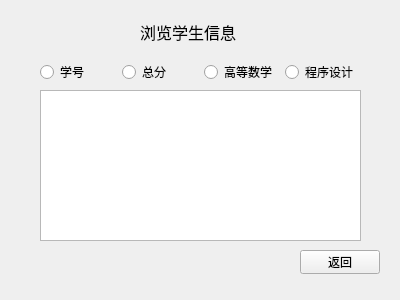
NogiNonoka/StudentStatusManagementSystem, file SSMS/browser_widget.ui: the form before one commit.
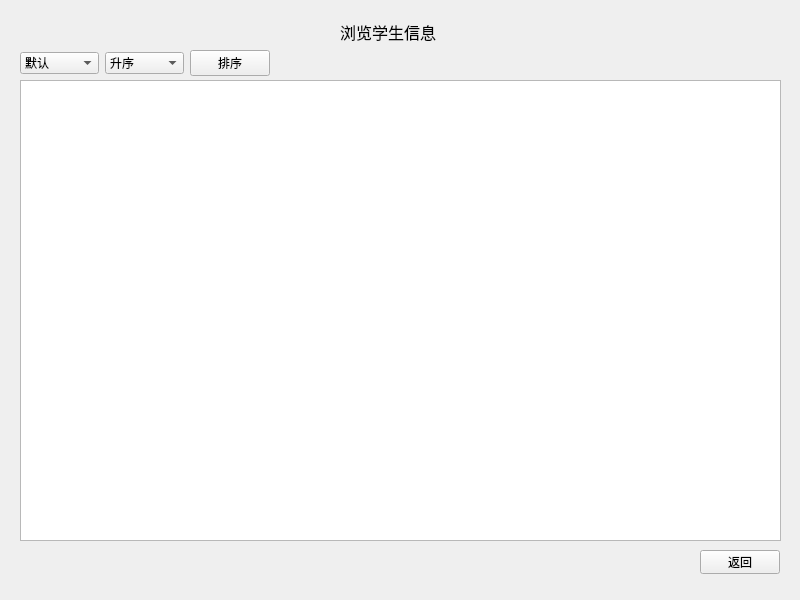
The form after the commit.

Commit message: Update New Module Browser && Course

Patch:
```diff
--- a/SSMS/browser_widget.ui
+++ b/SSMS/browser_widget.ui
@@ -6,8 +6,8 @@
    <rect>
     <x>0</x>
     <y>0</y>
-    <width>400</width>
-    <height>300</height>
+    <width>800</width>
+    <height>600</height>
    </rect>
   </property>
   <property name="windowTitle">
@@ -16,8 +16,8 @@
   <widget class="QPushButton" name="returnButton">
    <property name="geometry">
     <rect>
-     <x>300</x>
-     <y>250</y>
+     <x>700</x>
+     <y>550</y>
      <width>80</width>
      <height>24</height>
     </rect>
@@ -26,61 +26,10 @@
     <string>返回</string>
    </property>
   </widget>
-  <widget class="QWidget" name="">
-   <property name="geometry">
-    <rect>
-     <x>40</x>
-     <y>60</y>
-     <width>321</width>
-     <height>181</height>
-    </rect>
-   </property>
-   <layout class="QHBoxLayout" name="horizontalLayout_2">
-    <item>
-     <layout class="QVBoxLayout" name="verticalLayout">
-      <item>
-       <layout class="QHBoxLayout" name="horizontalLayout">
-        <item>
-         <widget class="QRadioButton" name="idRadio">
-          <property name="text">
-           <string>学号</string>
-          </property>
-         </widget>
-        </item>
-        <item>
-         <widget class="QRadioButton" name="sumRadio">
-          <property name="text">
-           <string>总分</string>
-          </property>
-         </widget>
-        </item>
-        <item>
-         <widget class="QRadioButton" name="mathRadio">
-          <property name="text">
-           <string>高等数学</string>
-          </property>
-         </widget>
-        </item>
-        <item>
-         <widget class="QRadioButton" name="cProgramRadio">
-          <property name="text">
-           <string>程序设计</string>
-          </property>
-         </widget>
-        </item>
-       </layout>
-      </item>
-      <item>
-       <widget class="QTableWidget" name="browserTable"/>
-      </item>
-     </layout>
-    </item>
-   </layout>
-  </widget>
   <widget class="QLabel" name="widgetLabel">
    <property name="geometry">
     <rect>
-     <x>140</x>
+     <x>340</x>
      <y>20</y>
      <width>120</width>
      <height>23</height>
@@ -96,6 +45,89 @@
     <string>浏览学生信息</string>
    </property>
   </widget>
+  <widget class="QTableWidget" name="statusTable">
+   <property name="geometry">
+    <rect>
+     <x>20</x>
+     <y>80</y>
+     <width>761</width>
+     <height>461</height>
+    </rect>
+   </property>
+  </widget>
+  <widget class="QWidget" name="layoutWidget">
+   <property name="geometry">
+    <rect>
+     <x>20</x>
+     <y>50</y>
+     <width>250</width>
+     <height>26</height>
+    </rect>
+   </property>
+   <layout class="QHBoxLayout" name="horizontalLayout">
+    <item>
+     <widget class="QComboBox" name="modeBox">
+      <item>
+       <property name="text">
+        <string>默认</string>
+       </property>
+      </item>
+      <item>
+       <property name="text">
+        <string>学号</string>
+       </property>
+      </item>
+      <item>
+       <property name="text">
+        <string>姓名</string>
+       </property>
+      </item>
+      <item>
+       <property name="text">
+        <string>总分</string>
+       </property>
+      </item>
+      <item>
+       <property name="text">
+        <string>高等数学</string>
+       </property>
+      </item>
+      <item>
+       <property name="text">
+        <string>程序设计</string>
+       </property>
+      </item>
+     </widget>
+    </item>
+    <item>
+     <widget class="QComboBox" name="typeBox">
+      <item>
+       <property name="text">
+        <string>升序</string>
+       </property>
+      </item>
+      <item>
+       <property name="text">
+        <string>降序</string>
+       </property>
+      </item>
+     </widget>
+    </item>
+    <item>
+     <widget class="QPushButton" name="sortButton">
+      <property name="sizePolicy">
+       <sizepolicy hsizetype="Preferred" vsizetype="Fixed">
+        <horstretch>0</horstretch>
+        <verstretch>0</verstretch>
+       </sizepolicy>
+      </property>
+      <property name="text">
+       <string>排序</string>
+      </property>
+     </widget>
+    </item>
+   </layout>
+  </widget>
  </widget>
  <resources/>
  <connections/>
```
The commit also changes 15 other files.
